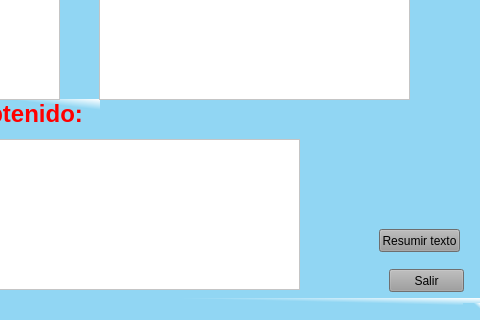
Before: the Qt Designer form ProyectPython/Version3/Interfaz/VentanaPrincipal/VentanaPrincipal_url.ui in Urielzm/AnalisisYProcesamientoDeTextosProyectoFinal, drawn with Qt 5; both pictures show x 321 to 801 and y 280 to 600 of the 801 by 600 pixel window.
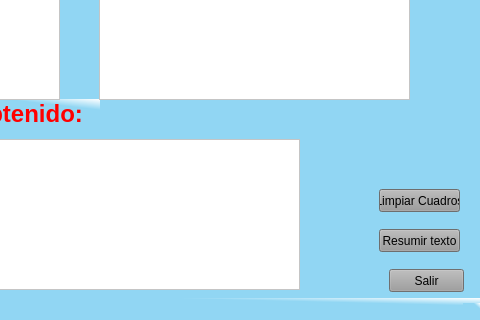
After: the same form once the commit is applied. Icons and pictures are not drawn.

Commit message: Texto en negro, archivado y volver al menu principal

Patch:
```diff
--- a/ProyectPython/Version3/Interfaz/VentanaPrincipal/VentanaPrincipal_url.ui
+++ b/ProyectPython/Version3/Interfaz/VentanaPrincipal/VentanaPrincipal_url.ui
@@ -220,6 +220,22 @@
      <string>&lt;html&gt;&lt;head/&gt;&lt;body&gt;&lt;p&gt;&lt;span style=&quot; font-size:18pt; font-weight:600; color:#ff0000;&quot;&gt;Oraciones y Valorización&lt;/span&gt;&lt;/p&gt;&lt;/body&gt;&lt;/html&gt;</string>
     </property>
    </widget>
+   <widget class="QPushButton" name="pushButton_Limpiar_cuadros">
+    <property name="geometry">
+     <rect>
+      <x>700</x>
+      <y>450</y>
+      <width>81</width>
+      <height>23</height>
+     </rect>
+    </property>
+    <property name="styleSheet">
+     <string notr="true">background-color: rgb(154, 154, 154);</string>
+    </property>
+    <property name="text">
+     <string>Limpiar Cuadros</string>
+    </property>
+   </widget>
   </widget>
   <widget class="QMenuBar" name="menubar">
    <property name="geometry">
```
Left out of the diff: 18 changed lines with no effect on the pictures. The commit also changes 10 other files.
